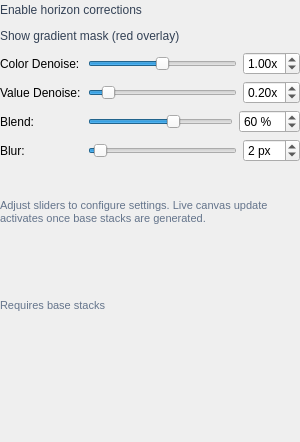
Qt form src/startrails/ui/step_denoise_tune.ui (gkyle/startrails) before a commit.
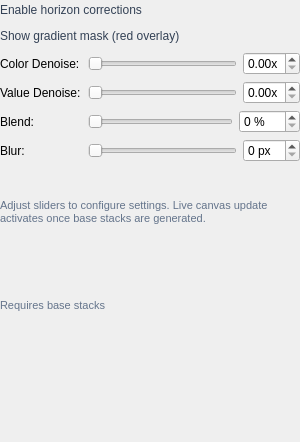
The same form after that commit. Icons and pictures are not drawn. Custom widgets are drawn as their Qt base class.

Patch:
```diff
--- a/src/startrails/ui/step_denoise_tune.ui
+++ b/src/startrails/ui/step_denoise_tune.ui
@@ -170,9 +170,6 @@
        <property name="maximum">
         <number>200</number>
        </property>
-       <property name="value">
-        <number>100</number>
-       </property>
        <property name="orientation">
         <enum>Qt::Orientation::Horizontal</enum>
        </property>
@@ -201,9 +198,6 @@
        <property name="singleStep">
         <double>0.050000000000000</double>
        </property>
-       <property name="value">
-        <double>1.000000000000000</double>
-       </property>
       </widget>
      </item>
     </layout>
@@ -246,9 +240,6 @@
        <property name="maximum">
         <number>200</number>
        </property>
-       <property name="value">
-        <number>20</number>
-       </property>
        <property name="orientation">
         <enum>Qt::Orientation::Horizontal</enum>
        </property>
@@ -277,9 +268,6 @@
        <property name="singleStep">
         <double>0.050000000000000</double>
        </property>
-       <property name="value">
-        <double>0.200000000000000</double>
-       </property>
       </widget>
      </item>
     </layout>
@@ -322,9 +310,6 @@
        <property name="maximum">
         <number>100</number>
        </property>
-       <property name="value">
-        <number>60</number>
-       </property>
        <property name="orientation">
         <enum>Qt::Orientation::Horizontal</enum>
        </property>
@@ -356,9 +341,6 @@
        <property name="singleStep">
         <double>5.000000000000000</double>
        </property>
-       <property name="value">
-        <double>60.000000000000000</double>
-       </property>
       </widget>
      </item>
     </layout>
@@ -401,9 +383,6 @@
        <property name="maximum">
         <number>50</number>
        </property>
-       <property name="value">
-        <number>2</number>
-       </property>
        <property name="orientation">
         <enum>Qt::Orientation::Horizontal</enum>
        </property>
@@ -435,9 +414,6 @@
        <property name="singleStep">
         <double>0.500000000000000</double>
        </property>
-       <property name="value">
-        <double>2.000000000000000</double>
-       </property>
       </widget>
      </item>
     </layout>
```
Left out of the diff: 3 changed lines with no effect on the pictures.
